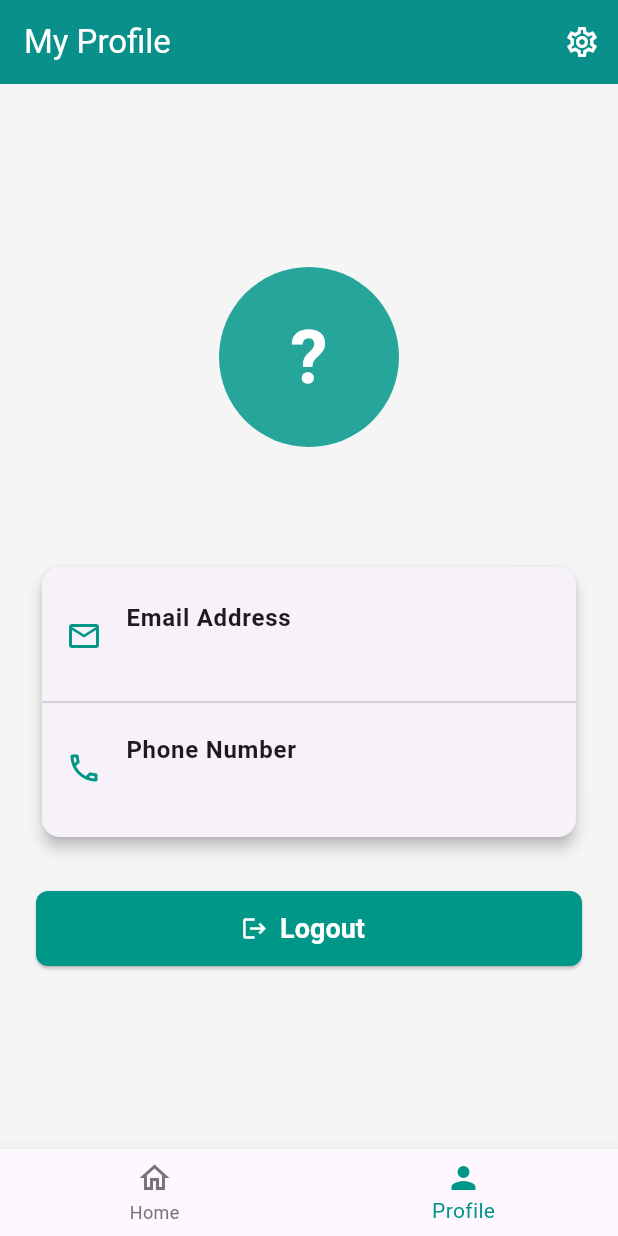
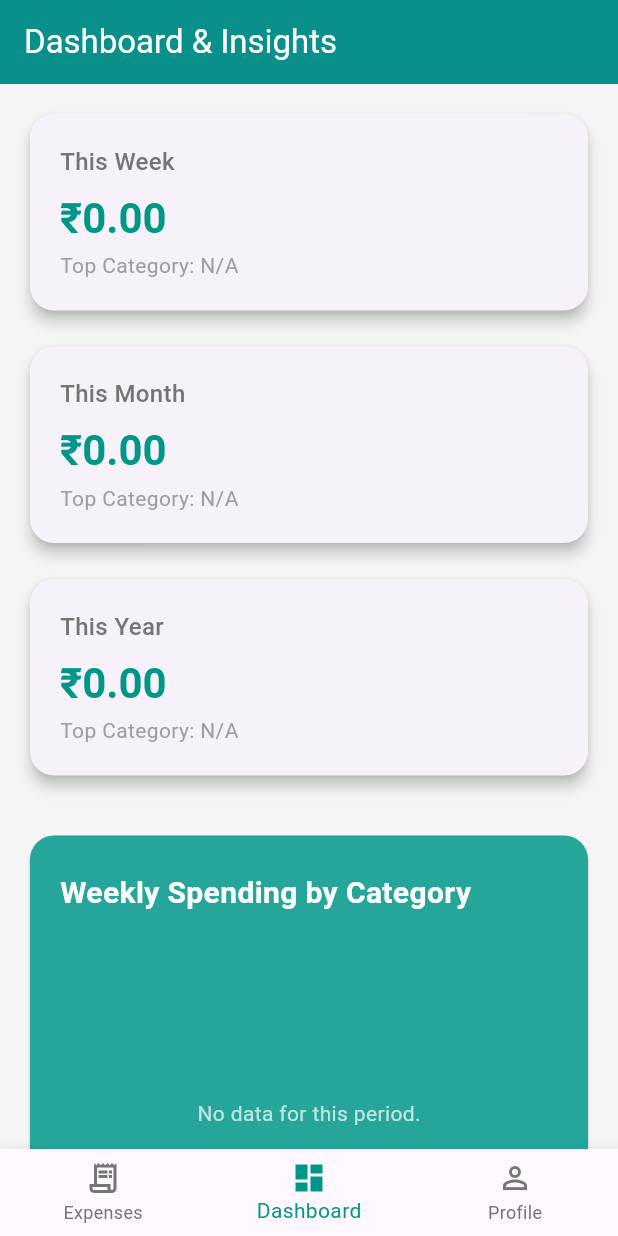
Before and after one commit to arjunajaygit/FlutterExpenseTracker, a Flutter app: the screen it shows once a user with an empty profile is signed in, item 2 of the bottom bar chosen, on a phone screen of 412 x 824 dp. Run offline on Flutter 3.47's test engine with Material 3 defaults, Android fonts, the light colour scheme and no system bars; our stand-ins replace cloud_firestore, firebase_auth, firebase_core, fl_chart, flutter_slidable, get and 3 more; accounts and stored records are empty.

Commit message:
New Dashboard

```diff
--- a/lib/controllers/expense_controller.dart
+++ b/lib/controllers/expense_controller.dart
@@ -6,17 +6,27 @@ import 'package:firebase_auth/firebase_auth.dart';
 import 'package:flutter/material.dart';
 import 'package:get/get.dart';
 
-// No need to import responsive_builder here anymore for the controller logic.
-
 class ExpenseController extends GetxController {
   final FirebaseFirestore _firestore = FirebaseFirestore.instance;
   CollectionReference? _expenseCollection;
 
+  // --- Core State ---
   var expenses = <Expense>[].obs;
-  var totalExpenses = 0.0.obs;
+  var totalExpenses = 0.0.obs; // <<< ADDED BACK
 
+  // --- NEW DASHBOARD STATE ---
+  var weeklyTotalSpend = 0.0.obs;
+  var monthlyTotalSpend = 0.0.obs;
+  var yearlyTotalSpend = 0.0.obs;
+  var weeklyCategorySpends = <String, double>{}.obs;
+  var monthlyCategorySpends = <String, double>{}.obs;
+  var yearlyCategorySpends = <String, double>{}.obs;
+  var topWeeklyCategory = 'N/A'.obs;
+  var topMonthlyCategory = 'N/A'.obs;
+  var topYearlyCategory = 'N/A'.obs;
+
+  // --- Form State ---
   final List<String> categories = ['Food', 'Travel', 'Bills', 'Shopping', 'Other'];
-
   final formKey = GlobalKey<FormState>();
   late TextEditingController amountController;
   late TextEditingController notesController;
@@ -37,26 +47,86 @@ class ExpenseController extends GetxController {
       } else {
         expenses.value = [];
         _expenseCollection = null;
+        clearDashboardData();
       }
     });
 
-    ever(expenses, (_) => calculateTotal());
+    // --- MODIFIED LISTENER ---
+    ever(expenses, (_) {
+      calculateTotal(); // <<< ADDED BACK
+      processDashboardData();
+    });
   }
 
   Stream<List<Expense>> getExpensesStream() {
-    if (_expenseCollection == null) {
-      return Stream.value([]);
-    }
-    return _expenseCollection!
-        .orderBy('createdAt', descending: true)
-        .snapshots()
+    if (_expenseCollection == null) return Stream.value([]);
+    return _expenseCollection!.orderBy('createdAt', descending: true).snapshots()
         .map((snapshot) => snapshot.docs.map((doc) => Expense.fromFirestore(doc)).toList());
   }
 
+  // <<< ADDED THIS METHOD BACK ---
   void calculateTotal() {
     totalExpenses.value = expenses.fold(0.0, (sum, item) => sum + item.amount);
   }
 
+  // --- NEW, CATEGORY-FOCUSED DATA PROCESSING ---
+  void processDashboardData() {
+    if (expenses.isEmpty) {
+      clearDashboardData();
+      return;
+    }
+
+    final now = DateTime.now();
+    final startOfWeek = now.subtract(Duration(days: now.weekday - 1));
+    final startOfWeekDateOnly = DateTime(startOfWeek.year, startOfWeek.month, startOfWeek.day);
+    final startOfMonth = DateTime(now.year, now.month, 1);
+    final startOfYear = DateTime(now.year, 1, 1);
+
+    final weekMap = <String, double>{};
+    final monthMap = <String, double>{};
+    final yearMap = <String, double>{};
+
+    for (var expense in expenses) {
+      final expenseDateOnly = DateTime(expense.date.year, expense.date.month, expense.date.day);
+
+      if (!expenseDateOnly.isBefore(startOfYear)) {
+        yearMap.update(expense.category, (value) => value + expense.amount, ifAbsent: () => expense.amount);
+      }
+      if (!expenseDateOnly.isBefore(startOfMonth)) {
+        monthMap.update(expense.category, (value) => value + expense.amount, ifAbsent: () => expense.amount);
+      }
+      if (!expenseDateOnly.isBefore(startOfWeekDateOnly)) {
+        weekMap.update(expense.category, (value) => value + expense.amount, ifAbsent: () => expense.amount);
+      }
+    }
+
+    weeklyCategorySpends.value = weekMap;
+    weeklyTotalSpend.value = weekMap.values.fold(0.0, (sum, item) => sum + item);
+    topWeeklyCategory.value = weekMap.isNotEmpty ? weekMap.entries.reduce((a, b) => a.value > b.value ? a : b).key : 'N/A';
+
+    monthlyCategorySpends.value = monthMap;
+    monthlyTotalSpend.value = monthMap.values.fold(0.0, (sum, item) => sum + item);
+    topMonthlyCategory.value = monthMap.isNotEmpty ? monthMap.entries.reduce((a, b) => a.value > b.value ? a : b).key : 'N/A';
+
+    yearlyCategorySpends.value = yearMap;
+    yearlyTotalSpend.value = yearMap.values.fold(0.0, (sum, item) => sum + item);
+    topYearlyCategory.value = yearMap.isNotEmpty ? yearMap.entries.reduce((a, b) => a.value > b.value ? a : b).key : 'N/A';
+  }
+
+  void clearDashboardData() {
+    totalExpenses.value = 0.0;
+    weeklyTotalSpend.value = 0.0;
+    monthlyTotalSpend.value = 0.0;
+    yearlyTotalSpend.value = 0.0;
+    weeklyCategorySpends.value = {};
+    monthlyCategorySpends.value = {};
+    yearlyCategorySpends.value = {};
+    topWeeklyCategory.value = 'N/A';
+    topMonthlyCategory.value = 'N/A';
+    topYearlyCategory.value = 'N/A';
+  }
+
+  // --- Form and CRUD Methods ---
   void setupEditScreen(Expense expense) {
     editingId.value = expense.id;
     amountController.text = expense.amount.toString();
@@ -75,18 +145,10 @@ class ExpenseController extends GetxController {
   }
 
   Future<void> saveExpense() async {
-    if (_expenseCollection == null) {
-      Get.snackbar('Error', 'You must be logged in to save expenses.');
-      return;
-    }
-
     if (formKey.currentState!.validate()) {
-      // Show loading dialog
       Get.dialog(const Center(child: CircularProgressIndicator()), barrierDismissible: false);
-
       final isUpdating = editingId.value != null;
-      String successMessage = '';
-
+      String successMessage = isUpdating ? 'Expense updated successfully!' : 'Expense added successfully!';
       final newExpense = Expense(
         id: editingId.value,
         category: selectedCategory.value,
@@ -95,54 +157,28 @@ class ExpenseController extends GetxController {
         notes: notesController.text,
         createdAt: Timestamp.now(),
       );
-
       try {
         if (isUpdating) {
           await _expenseCollection!.doc(editingId.value).update(newExpense.toMap());
-          successMessage = 'Expense updated successfully!';
         } else {
           await _expenseCollection!.add(newExpense.toMap());
-          successMessage = 'Expense added successfully!';
         }
-
-        // --- THIS IS THE NEW, DEFINITIVE WORKFLOW ---
-
-        // 1. Close the loading dialog if it's open.
-        if (Get.isDialogOpen ?? false) {
-          Get.back();
-        }
-
-        // 2. Navigate robustly using the AuthWrapper.
-        // Get.offAll() clears the entire navigation stack and pushes the AuthWrapper.
-        // The AuthWrapper will show a loading screen until the user's data is fully loaded,
-        // preventing the "Welcome, null!" bug. It is our trusted entry point.
+        if (Get.isDialogOpen ?? false) Get.back();
         Get.offAll(() => const AuthWrapper(), transition: Transition.fadeIn);
-
-        // 3. Show the success message AFTER a short delay.
-        // This gives the AuthWrapper time to build the UI before the snackbar appears.
         Future.delayed(const Duration(milliseconds: 400), () {
           Get.snackbar("Success", successMessage, snackPosition: SnackPosition.BOTTOM);
         });
-
       } on FirebaseException catch (e) {
-        if (Get.isDialogOpen ?? false) {
-          Get.back();
-        }
+        if (Get.isDialogOpen ?? false) Get.back();
         Get.snackbar('Error', "Failed to save expense: ${e.message}");
       }
     }
   }
 
   Future<void> deleteExpense(String docId) async {
-    if (_expenseCollection == null) return;
-
-    // If deleting the expense currently being edited, clear the form.
-    if(editingId.value == docId){
-      clearControllers();
-    }
-
+    if(editingId.value == docId) clearControllers();
     await _expenseCollection!.doc(docId).delete();
-    Get.snackbar('Success', 'Expense deleted successfully',snackPosition: SnackPosition.BOTTOM);
+    Get.snackbar('Success', 'Expense deleted successfully');
   }
 
   @override
--- a/lib/screens/app_shell.dart
+++ b/lib/screens/app_shell.dart
@@ -1,5 +1,6 @@
 // lib/screens/app_shell.dart
 import 'package:expense_tracker/controllers/navigation_controller.dart';
+import 'package:expense_tracker/screens/dashboard_screen.dart';
 import 'package:expense_tracker/screens/profile_screen.dart';
 import 'package:expense_tracker/screens/widgets/responsive_layout.dart';
 import 'package:flutter/material.dart';
@@ -13,32 +14,45 @@ class AppShell extends StatelessWidget {
   Widget build(BuildContext context) {
     final NavigationController navController = Get.find();
 
-    // List of the main screens accessible from the navigation
+    // --- THIS IS THE UPDATED LIST OF SCREENS ---
+    // The order here must match the order of the BottomNavigationBarItems.
     final List<Widget> screens = [
-      const ResponsiveLayout(), // Our existing home/dashboard layout
-      const ProfileScreen(),    // Our new profile screen
+      const ResponsiveLayout(), // Index 0: For the Expense Log
+      const DashboardScreen(),    // Index 1: The new Dashboard
+      const ProfileScreen(),    // Index 2: The Profile Screen
     ];
 
-    // ScreenTypeLayout will decide whether to show the BottomNavBar or not.
+    // ScreenTypeLayout decides whether to show the BottomNavigationBar.
     return ScreenTypeLayout.builder(
-      // For mobile, we show the Scaffold WITH the BottomNavigationBar.
+      // For mobile, we build a Scaffold that includes the BottomNavigationBar.
       mobile: (BuildContext context) {
         return Scaffold(
+          // The body uses an IndexedStack wrapped in Obx.
+          // This efficiently switches between screens without rebuilding them.
           body: Obx(() => IndexedStack(
             index: navController.selectedIndex.value,
             children: screens,
           )),
+
+          // The BottomNavigationBar also listens to the controller.
           bottomNavigationBar: Obx(() => BottomNavigationBar(
             currentIndex: navController.selectedIndex.value,
             onTap: (index) => navController.changePage(index),
             selectedItemColor: Colors.teal,
             unselectedItemColor: Colors.grey.shade600,
-            type: BottomNavigationBarType.fixed, // Good for 2-3 items
+            type: BottomNavigationBarType.fixed, // Best for 3 items
+
+            // --- THESE ARE THE UPDATED NAVIGATION ITEMS ---
             items: const [
               BottomNavigationBarItem(
-                icon: Icon(Icons.home_outlined),
-                activeIcon: Icon(Icons.home),
-                label: 'Home',
+                icon: Icon(Icons.receipt_long_outlined),
+                activeIcon: Icon(Icons.receipt_long),
+                label: 'Expenses',
+              ),
+              BottomNavigationBarItem(
+                icon: Icon(Icons.dashboard_outlined),
+                activeIcon: Icon(Icons.dashboard),
+                label: 'Dashboard',
               ),
               BottomNavigationBarItem(
                 icon: Icon(Icons.person_outline),
@@ -50,16 +64,15 @@ class AppShell extends StatelessWidget {
         );
       },
 
-      // For tablet and desktop, we just show the selected screen directly
-      // WITHOUT a Scaffold or BottomNavigationBar.
-      // The inner screens themselves handle their own layout and AppBars.
+      // For tablet and desktop, we don't show a bottom navigation bar.
+      // We just show the currently selected screen. Navigation is handled
+      // by the AppBar menu in the DesktopTabletLayout.
       desktop: (BuildContext context) {
         return Obx(() => IndexedStack(
           index: navController.selectedIndex.value,
           children: screens,
         ));
       },
-      // You can define a separate tablet layout if needed, but for now, it's same as desktop
       tablet: (BuildContext context) {
         return Obx(() => IndexedStack(
           index: navController.selectedIndex.value,
--- /dev/null
+++ b/lib/screens/dashboard_screen.dart
@@ -0,0 +1,192 @@
+// lib/screens/dashboard_screen.dart
+import 'package:expense_tracker/controllers/expense_controller.dart';
+import 'package:fl_chart/fl_chart.dart';
+import 'package:flutter/material.dart';
+import 'package:get/get.dart';
+
+class DashboardScreen extends StatelessWidget {
+  const DashboardScreen({super.key});
+
+  @override
+  Widget build(BuildContext context) {
+    final ExpenseController controller = Get.find();
+
+    return Scaffold(
+      appBar: AppBar(
+        title: const Text('Dashboard & Insights'),
+        automaticallyImplyLeading: false,
+      ),
+      body: SingleChildScrollView(
+        padding: const EdgeInsets.all(16.0),
+        child: Obx(
+          () => Column(
+            crossAxisAlignment: CrossAxisAlignment.stretch,
+            children: [
+              // --- SECTION 1: KEY METRICS ---
+              _buildMetricCard(
+                'This Week',
+                '₹${controller.weeklyTotalSpend.value.toStringAsFixed(2)}',
+                'Top Category: ${controller.topWeeklyCategory.value}',
+                context
+              ),
+              const SizedBox(height: 16),
+              _buildMetricCard(
+                'This Month',
+                '₹${controller.monthlyTotalSpend.value.toStringAsFixed(2)}',
+                'Top Category: ${controller.topMonthlyCategory.value}',
+                context
+              ),
+              const SizedBox(height: 16),
+              _buildMetricCard(
+                'This Year',
+                '₹${controller.yearlyTotalSpend.value.toStringAsFixed(2)}',
+                'Top Category: ${controller.topYearlyCategory.value}',
+                context
+              ),
+              const SizedBox(height: 32),
+
+              // --- SECTION 2: CHARTS ---
+              _buildBarChart(
+                context,
+                title: 'Weekly Spending by Category',
+                categorySpends: controller.weeklyCategorySpends,
+              ),
+              const SizedBox(height: 24),
+              _buildBarChart(
+                context,
+                title: 'Monthly Spending by Category',
+                categorySpends: controller.monthlyCategorySpends,
+              ),
+              const SizedBox(height: 24),
+              _buildBarChart(
+                context,
+                title: 'Yearly Spending by Category',
+                categorySpends: controller.yearlyCategorySpends,
+              ),
+            ],
+          ),
+        ),
+      ),
+    );
+  }
+
+  // --- REUSABLE WIDGETS FOR THE DASHBOARD ---
+
+  Widget _buildMetricCard(String title, String value, String subtitle, BuildContext context) {
+    return Card(
+      shape: RoundedRectangleBorder(borderRadius: BorderRadius.circular(16)),
+      elevation: 4,
+      child: Padding(
+        padding: const EdgeInsets.all(20.0),
+        child: Column(
+          crossAxisAlignment: CrossAxisAlignment.start,
+          children: [
+            Text(title, style: TextStyle(fontSize: 16, color: Colors.grey.shade600, fontWeight: FontWeight.w500)),
+            const SizedBox(height: 8),
+            Text(value, style: Theme.of(context).textTheme.headlineMedium?.copyWith(fontWeight: FontWeight.bold, color: Colors.teal)),
+            const SizedBox(height: 4),
+            Text(subtitle, style: TextStyle(fontSize: 14, color: Colors.grey.shade500)),
+          ],
+        ),
+      ),
+    );
+  }
+
+  Widget _buildBarChart(BuildContext context, {required String title, required Map<String, double> categorySpends}) {
+    final isDarkMode = Theme.of(context).brightness == Brightness.dark;
+    final cardColor = isDarkMode ? Colors.teal.shade900.withOpacity(0.5) : Colors.teal.shade400;
+    final rodColor = isDarkMode ? Colors.teal.shade200 : Colors.white;
+    final backgroundRodColor = isDarkMode ? Colors.teal.shade700 : Colors.teal.shade800.withOpacity(0.5);
+    final titleColor = isDarkMode ? Colors.white : Colors.white;
+
+    final categories = categorySpends.keys.toList();
+    final values = categorySpends.values.toList();
+    final double maxY = values.isEmpty ? 100 : values.reduce((a, b) => a > b ? a : b) * 1.2;
+
+    return Card(
+      shape: RoundedRectangleBorder(borderRadius: BorderRadius.circular(16)),
+      color: cardColor,
+      child: Padding(
+        padding: const EdgeInsets.fromLTRB(20, 24, 20, 12),
+        child: Column(
+          crossAxisAlignment: CrossAxisAlignment.start,
+          children: [
+            Text(title, style: TextStyle(fontSize: 20, fontWeight: FontWeight.bold, color: titleColor)),
+            const SizedBox(height: 32),
+            if (categories.isEmpty)
+              const SizedBox(
+                height: 200,
+                child: Center(child: Text("No data for this period.", style: TextStyle(color: Colors.white70))),
+              )
+            else
+              SizedBox(
+                height: 200,
+                child: BarChart(
+                  BarChartData(
+                    maxY: maxY,
+                    barTouchData: BarTouchData(
+                      touchTooltipData: BarTouchTooltipData(
+                        tooltipBgColor: Colors.grey.shade800,
+                        getTooltipItem: (group, groupIndex, rod, rodIndex) {
+                          final categoryName = categories[group.x.toInt()];
+                          return BarTooltipItem(
+                            '$categoryName\n',
+                            const TextStyle(color: Colors.white, fontWeight: FontWeight.bold, fontSize: 16),
+                            children: <TextSpan>[
+                              TextSpan(
+                                text: '₹${rod.toY.round()}',
+                                style: const TextStyle(color: Colors.yellow, fontSize: 14, fontWeight: FontWeight.w500),
+                              ),
+                            ],
+                          );
+                        },
+                      ),
+                    ),
+                    titlesData: FlTitlesData(
+                      show: true,
+                      rightTitles: const AxisTitles(sideTitles: SideTitles(showTitles: false)),
+                      topTitles: const AxisTitles(sideTitles: SideTitles(showTitles: false)),
+                      bottomTitles: AxisTitles(
+                        sideTitles: SideTitles(
+                          showTitles: true,
+                          getTitlesWidget: (double value, TitleMeta meta) {
+                            final style = TextStyle(color: titleColor, fontWeight: FontWeight.bold, fontSize: 14);
+                            // --- THIS IS THE CHANGE ---
+                            String text = categories[value.toInt()];
+                            if (text.isNotEmpty) {
+                              text = text[0]; // Get only the first letter
+                            }
+                            return SideTitleWidget(axisSide: meta.axisSide, child: Text(text, style: style));
+                          },
+                          reservedSize: 38,
+                        ),
+                      ),
+                      leftTitles: const AxisTitles(sideTitles: SideTitles(showTitles: false)),
+                    ),
+                    borderData: FlBorderData(show: false),
+                    barGroups: List.generate(categories.length, (i) => BarChartGroupData(
+                      x: i,
+                      barRods: [
+                        BarChartRodData(
+                          toY: values[i],
+                          color: rodColor,
+                          width: 22,
+                          borderRadius: BorderRadius.circular(6),
+                          backDrawRodData: BackgroundBarChartRodData(
+                            show: true,
+                            toY: maxY,
+                            color: backgroundRodColor,
+                          )
+                        )
+                      ],
+                    )),
+                    gridData: const FlGridData(show: false),
+                  ),
+                ),
+              ),
+          ],
+        ),
+      ),
+    );
+  }
+}
--- a/pubspec.yaml
+++ b/pubspec.yaml
@@ -39,6 +39,7 @@ dependencies:
   provider: ^6.1.2
   responsive_builder: ^0.4.2
   get_storage: ^2.1.1
+  fl_chart: ^0.63.0
 
   # The following adds the Cupertino Icons font to your application.
   # Use with the CupertinoIcons class for iOS style icons.
```
Also changed, not shown: lib/screens/widgets/responsive_layout.dart (+47 -29 lines), 3 other files.
